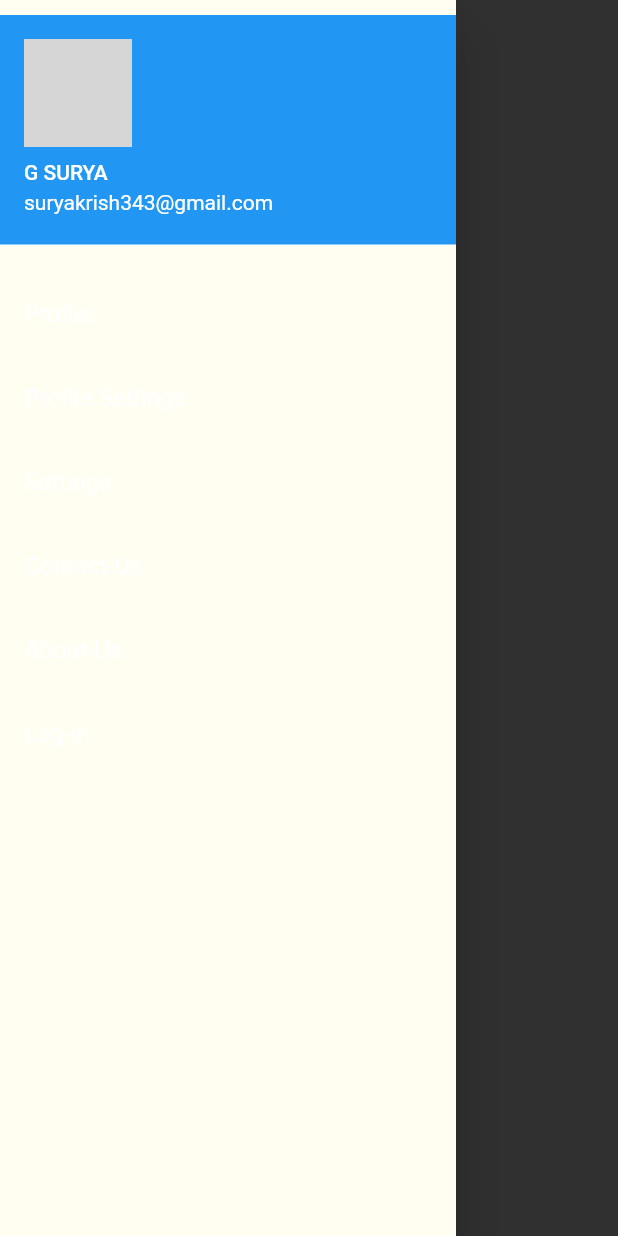
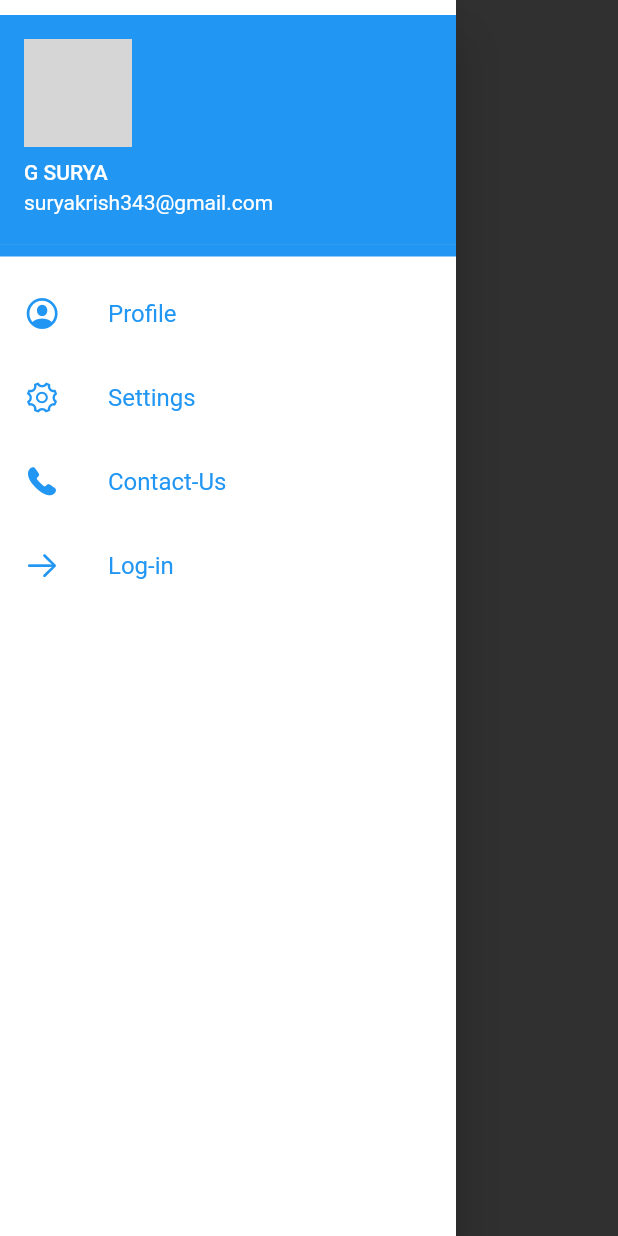
Before and after one commit to SURYA0333/flutter_first, a Flutter app: what maindrawer() shows on an empty page, opened directly, on a phone screen of 412 x 824 dp. Run offline on Flutter 3.47's test engine with Material 2 defaults, Android fonts, the phone set to English and light mode, and no system bars; network calls fail; grey boxes are pictures that could not be loaded.

Commit message:
drawer_ui

```diff
--- a/lib/maindrawer.dart
+++ b/lib/maindrawer.dart
@@ -1,3 +1,4 @@
+import 'package:flutter/cupertino.dart';
 import 'package:flutter/material.dart';
 import 'package:flutter_application_1/contact_us.dart';
 import 'package:flutter_application_1/profile.dart';
@@ -17,10 +18,11 @@ class maindrawer extends StatelessWidget {
 
     return Drawer(
       child: Material(
-        color: Color.fromARGB(255, 255, 254, 240),
+        color: Colors.white,
         child: ListView(
           children: [
             DrawerHeader(
+              decoration: BoxDecoration(color: Colors.blue),
               margin: EdgeInsets.symmetric(vertical: 10),
               padding: EdgeInsets.zero,
               child: UserAccountsDrawerHeader(
@@ -33,7 +35,12 @@ class maindrawer extends StatelessWidget {
           ),
 
             ListTile(
-              title: const Text('Profile'),
+              leading: Icon(
+                CupertinoIcons.profile_circled,
+                color: Colors.blue,
+              ),
+              title: const Text('Profile',
+              style: TextStyle(color: Colors.blue,),),
               onTap: () {
                 Navigator.push(
               context,
@@ -41,17 +48,13 @@ class maindrawer extends StatelessWidget {
             );
               },
             ),
+
             ListTile(
-              title: const Text('Profile Settings'),
-              onTap: () {
-                Navigator.push(
-              context,
-              MaterialPageRoute(builder: (context) => hello()),
-            );
-              },
-            ),
-            ListTile(
-              title: const Text('Settings'),
+              leading: Icon(
+                CupertinoIcons.gear,
+                color: Colors.blue,
+              ),
+              title: const Text('Settings', style: TextStyle(color: Colors.blue,),),
               onTap: () {
                 Navigator.push(
               context,
@@ -60,15 +63,21 @@ class maindrawer extends StatelessWidget {
               },
             ),
             ListTile(
-              title: const Text('Contact-Us'),
+              leading: Icon(
+                CupertinoIcons.phone_solid,
+                color: Colors.blue,
+              ),
+
+              title: const Text('Contact-Us', style: TextStyle(color: Colors.blue,),),
               onTap: () {},
             ),
             ListTile(
-              title: const Text('About-Us'),
-              onTap: () {},
-            ),
-            ListTile(
-              title: const Text('Log-in'),
+              leading: Icon(
+                CupertinoIcons.arrow_right,
+                color: Colors.blue,
+              ),
+
+              title: const Text('Log-in', style: TextStyle(color: Colors.blue,),),
               onTap: () {
                 Navigator.push(
               context,
```
